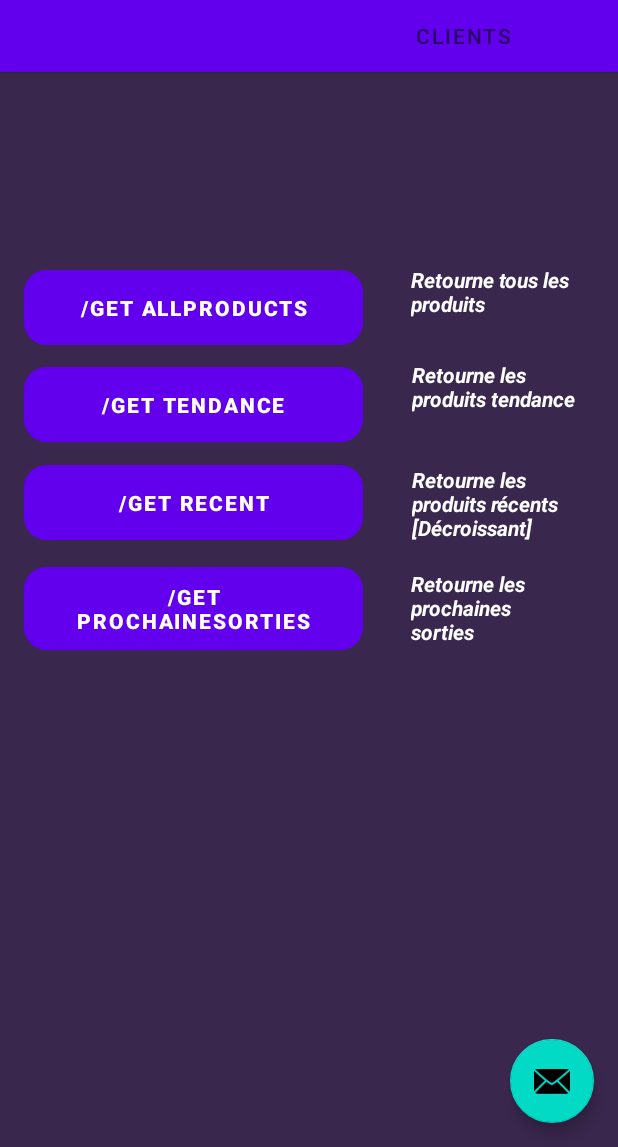
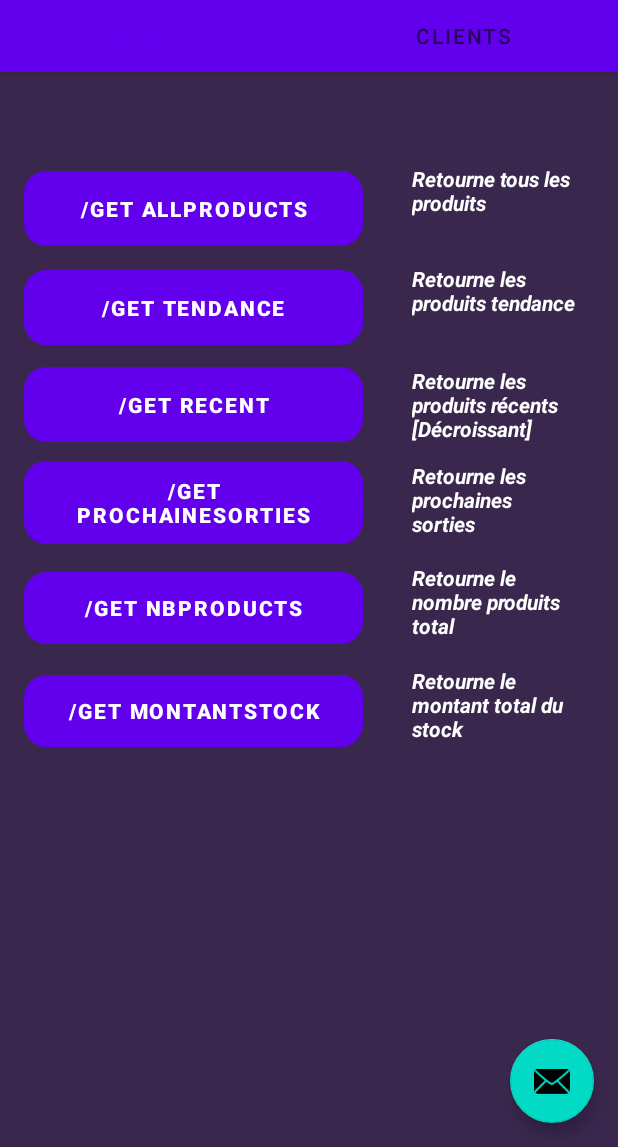
Before and after one commit to adriraxor/API-AndroidStudio, an Android app: the screen it shows after launch (MainActivity), on a phone screen of 412 x 824 dp, the part 89-1236 px from its top. Run offline under Robolectric (Android 15) with nearby library versions, the phone set to English and light mode, and no system bars; our stand-ins replace Volley.

Commit message:
Mise à jour : - Récupération du nombre de produits existant ! - Récupération de la valeur du stock (Produits) - Récupération du nombre de clients inscrits - Mise à jour du design et corrections de bugs
Prochainement :
- Correction des problèmes visuels connues
- Ajout de fonctionnalités
- Amélioration ergonomie et design
- Authentification sécurisée pour les administrateurs

```diff
--- a/app/src/main/java/com/example/bts_apisymfony/MainActivity.java
+++ b/app/src/main/java/com/example/bts_apisymfony/MainActivity.java
@@ -54,8 +54,7 @@ public class MainActivity extends AppCompatActivity {
         fab.setOnClickListener(new View.OnClickListener() {
             @Override
             public void onClick(View view) {
-                Snackbar.make(view, "Replace with your own action", Snackbar.LENGTH_LONG)
-                        .setAction("Action", null).show();
+                Snackbar.make(view, "Replace with your own action", Snackbar.LENGTH_LONG).setAction("Action", null).show();
             }
         });
     }
--- a/app/src/main/res/layout/fragment_main.xml
+++ b/app/src/main/res/layout/fragment_main.xml
@@ -4,6 +4,7 @@
     xmlns:tools="http://schemas.android.com/tools"
     android:id="@+id/constraintLayout"
     android:layout_width="match_parent"
+    android:background="#3a274e"
     android:layout_height="match_parent"
     tools:context=".ui.main.PlaceholderFragment">
 
--- a/app/src/main/res/layout/fragment_produits.xml
+++ b/app/src/main/res/layout/fragment_produits.xml
@@ -21,17 +21,16 @@
         android:id="@+id/btn_getAllProducts"
         android:layout_width="226dp"
         android:layout_height="50dp"
-        android:layout_marginTop="68dp"
         android:background="@drawable/custom_button"
         android:backgroundTint="#3D4470"
         android:text="/GET AllProducts"
         android:textStyle="bold"
-        app:layout_constraintBottom_toTopOf="@+id/btn_getTendance"
-        app:layout_constraintEnd_toEndOf="parent"
+        app:layout_constraintBottom_toBottomOf="parent"
+        app:layout_constraintEnd_toEndOf="@+id/textView"
         app:layout_constraintHorizontal_bias="0.086"
         app:layout_constraintStart_toStartOf="parent"
         app:layout_constraintTop_toTopOf="parent"
-        app:layout_constraintVertical_bias="0.816" />
+        app:layout_constraintVertical_bias="0.099" />
 
     <TextView
         android:id="@+id/tv_AllProducts"
@@ -42,36 +41,36 @@
         android:textStyle="bold|italic"
         app:layout_constraintBottom_toBottomOf="parent"
         app:layout_constraintEnd_toEndOf="@+id/textView"
-        app:layout_constraintHorizontal_bias="0.551"
-        app:layout_constraintStart_toEndOf="@+id/btn_getAllProducts"
+        app:layout_constraintHorizontal_bias="0.913"
+        app:layout_constraintStart_toStartOf="parent"
         app:layout_constraintTop_toTopOf="parent"
-        app:layout_constraintVertical_bias="0.194" />
+        app:layout_constraintVertical_bias="0.093" />
 
     <Button
         android:id="@+id/btn_getTendance"
         android:layout_width="226dp"
         android:layout_height="50dp"
+        android:background="@drawable/custom_button"
         android:backgroundTint="#3D4470"
         android:text="/GET Tendance"
         android:textColor="#FFFFFF"
         android:textStyle="bold"
-        android:background="@drawable/custom_button"
 
         app:layout_constraintBottom_toBottomOf="parent"
         app:layout_constraintEnd_toEndOf="parent"
         app:layout_constraintHorizontal_bias="0.086"
         app:layout_constraintStart_toStartOf="@+id/textView"
         app:layout_constraintTop_toTopOf="parent"
-        app:layout_constraintVertical_bias="0.295" />
+        app:layout_constraintVertical_bias="0.198" />
 
     <Button
         android:id="@+id/btn_getRecent"
         android:layout_width="226dp"
         android:layout_height="50dp"
+        android:background="@drawable/custom_button"
         android:backgroundTint="#3D4470"
         android:text="/GET Recent"
         android:textColor="#FFFFFF"
-        android:background="@drawable/custom_button"
 
         android:textStyle="bold"
         app:layout_constraintBottom_toBottomOf="parent"
@@ -79,7 +78,7 @@
         app:layout_constraintHorizontal_bias="0.086"
         app:layout_constraintStart_toStartOf="@+id/textView"
         app:layout_constraintTop_toTopOf="parent"
-        app:layout_constraintVertical_bias="0.393" />
+        app:layout_constraintVertical_bias="0.295" />
 
     <Button
         android:id="@+id/btn_getComingSoon"
@@ -95,37 +94,67 @@
         app:layout_constraintHorizontal_bias="0.086"
         app:layout_constraintStart_toStartOf="@+id/textView"
         app:layout_constraintTop_toTopOf="parent"
+        app:layout_constraintVertical_bias="0.392" />
+
+    <Button
+        android:id="@+id/btn_getNbProducts"
+        android:layout_width="226dp"
+        android:layout_height="wrap_content"
+        android:background="@drawable/custom_button"
+        android:backgroundTint="#3D4470"
+        android:text="/GET NbProducts"
+        android:textColor="#FFFFFF"
+        android:textStyle="bold"
+        app:layout_constraintBottom_toBottomOf="parent"
+        app:layout_constraintEnd_toEndOf="parent"
+        app:layout_constraintHorizontal_bias="0.086"
+        app:layout_constraintStart_toStartOf="@+id/textView"
+        app:layout_constraintTop_toTopOf="parent"
         app:layout_constraintVertical_bias="0.499" />
+
+    <Button
+        android:id="@+id/btn_getMontantStock"
+        android:layout_width="226dp"
+        android:layout_height="wrap_content"
+        android:background="@drawable/custom_button"
+        android:backgroundTint="#3D4470"
+        android:text="/GET MontantStock"
+        android:textColor="#FFFFFF"
+        android:textStyle="bold"
+        app:layout_constraintBottom_toBottomOf="parent"
+        app:layout_constraintEnd_toEndOf="parent"
+        app:layout_constraintHorizontal_bias="0.086"
+        app:layout_constraintStart_toStartOf="@+id/textView"
+        app:layout_constraintTop_toTopOf="parent"
+        app:layout_constraintVertical_bias="0.601" />
 
     <TextView
         android:id="@+id/tv_tendance"
         android:layout_width="111dp"
         android:layout_height="54dp"
-        android:layout_marginEnd="20dp"
         android:text="Retourne les produits tendance"
         android:textColor="@color/white"
         android:textStyle="bold|italic"
         app:layout_constraintBottom_toBottomOf="@+id/textView"
         app:layout_constraintEnd_toEndOf="parent"
-        app:layout_constraintHorizontal_bias="0.842"
-        app:layout_constraintStart_toEndOf="@+id/btn_getTendance"
+        app:layout_constraintHorizontal_bias="0.913"
+        app:layout_constraintStart_toStartOf="parent"
         app:layout_constraintTop_toTopOf="parent"
-        app:layout_constraintVertical_bias="0.29" />
+        app:layout_constraintVertical_bias="0.193" />
 
     <TextView
         android:id="@+id/tv_recent"
         android:layout_width="111dp"
         android:layout_height="54dp"
-        android:layout_marginEnd="20dp"
         android:text="Retourne les produits récents [Décroissant]"
         android:textColor="@color/white"
         android:textStyle="bold|italic"
         app:layout_constraintBottom_toBottomOf="@+id/textView"
         app:layout_constraintEnd_toEndOf="parent"
-        app:layout_constraintHorizontal_bias="0.842"
-        app:layout_constraintStart_toEndOf="@+id/btn_getRecent"
+        app:layout_constraintHorizontal_bias="0.913"
+        app:layout_constraintStart_toStartOf="@+id/textView"
         app:layout_constraintTop_toTopOf="parent"
-        app:layout_constraintVertical_bias="0.395" />
+        app:layout_constraintVertical_bias="0.296" />
 
     <TextView
         android:id="@+id/tv_comingSoon"
@@ -136,8 +165,37 @@
         android:textStyle="bold|italic"
         app:layout_constraintBottom_toBottomOf="@+id/textView"
         app:layout_constraintEnd_toEndOf="parent"
-        app:layout_constraintHorizontal_bias="0.551"
-        app:layout_constraintStart_toEndOf="@+id/btn_getComingSoon"
-        app:layout_constraintTop_toTopOf="parent" />
+        app:layout_constraintHorizontal_bias="0.913"
+        app:layout_constraintStart_toStartOf="@+id/textView"
+        app:layout_constraintTop_toTopOf="parent"
+        app:layout_constraintVertical_bias="0.391" />
+
+    <TextView
+        android:id="@+id/tv_comingSoon2"
+        android:layout_width="111dp"
+        android:layout_height="54dp"
+        android:text="Retourne le nombre produits total"
+        android:textColor="@color/white"
+        android:textStyle="bold|italic"
+        app:layout_constraintBottom_toBottomOf="@+id/textView"
+        app:layout_constraintEnd_toEndOf="parent"
+        app:layout_constraintHorizontal_bias="0.913"
+        app:layout_constraintStart_toStartOf="@+id/textView"
+        app:layout_constraintTop_toTopOf="parent"
+        app:layout_constraintVertical_bias="0.494" />
+
+    <TextView
+        android:id="@+id/tv_comingSoon3"
+        android:layout_width="111dp"
+        android:layout_height="54dp"
+        android:text="Retourne le montant total du stock"
+        android:textColor="@color/white"
+        android:textStyle="bold|italic"
+        app:layout_constraintBottom_toBottomOf="@+id/textView"
+        app:layout_constraintEnd_toEndOf="parent"
+        app:layout_constraintHorizontal_bias="0.913"
+        app:layout_constraintStart_toStartOf="@+id/textView"
+        app:layout_constraintTop_toTopOf="parent"
+        app:layout_constraintVertical_bias="0.598" />
 
 </androidx.constraintlayout.widget.ConstraintLayout>
```
Also changed, not shown: app/src/main/java/com/example/bts_apisymfony/Clients.java (+54 -1 lines), app/src/main/java/com/example/bts_apisymfony/Produits.java (+127 -5 lines), app/src/main/res/layout/fragment_clients.xml (+41 -1 lines).
